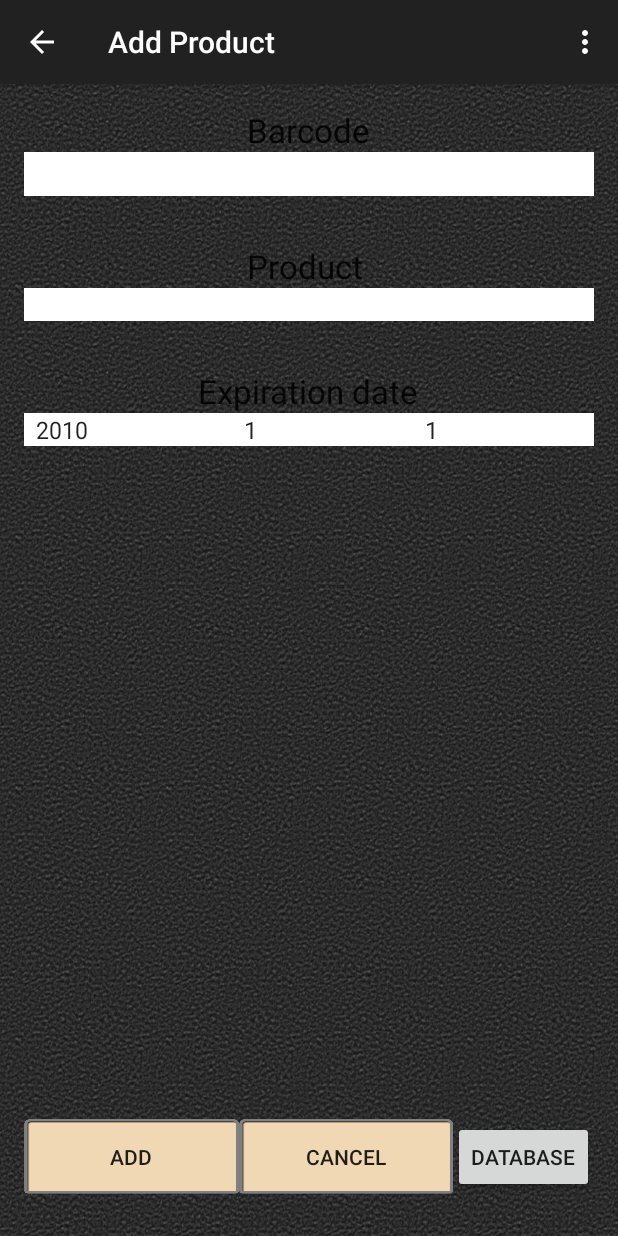
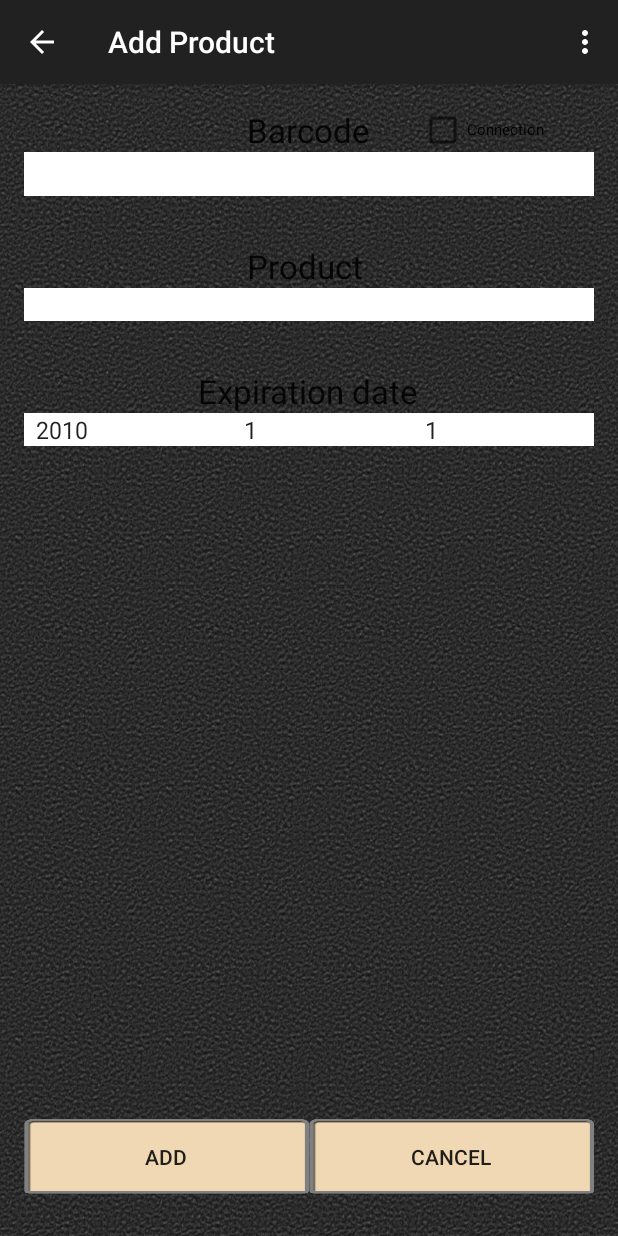
Before and after one commit to Mkallstrom/FoodForME, an Android app: the AddProductActivity screen opened directly, with no data from a screen before it, on a phone screen of 412 x 824 dp. Run offline under Robolectric (Android 15) with nearby library versions, the phone set to English and light mode, and no system bars; 1 statement that could not run was skipped.

Commit message:
Connection indicator on addproduct

```diff
--- a/Application/app/src/main/java/com/example/martin/foodforme/AddProductActivity.java
+++ b/Application/app/src/main/java/com/example/martin/foodforme/AddProductActivity.java
@@ -13,6 +13,7 @@ import android.view.Menu;
 import android.view.MenuItem;
 import android.view.View;
 import android.widget.ArrayAdapter;
+import android.widget.CheckBox;
 import android.widget.EditText;
 import android.widget.Spinner;
 import android.widget.TextView;
@@ -209,6 +210,8 @@ public class AddProductActivity extends ActionBarActivity {
                         // json success tag
                         success = json.getInt(TAG_SUCCESS);
                         if (success == 1) {
+                            CheckBox checkBox = (CheckBox) findViewById(R.id.connectionCheck);
+                            checkBox.setChecked(true);
                             // check your log for json response
                             Log.d("Single Product Details", json.toString());
                             // successfully received product details
--- a/Application/app/src/main/res/layout/activity_add_product.xml
+++ b/Application/app/src/main/res/layout/activity_add_product.xml
@@ -103,7 +103,8 @@
         android:layout_alignParentBottom="true"
         android:layout_alignParentLeft="false"
         android:layout_alignParentStart="false"
-        android:weightSum="1">
+        android:weightSum="1"
+        android:id="@+id/linearLayout2">
 
         <Button
             android:layout_width="158dp"
@@ -135,13 +136,21 @@
             android:layout_toRightOf="@+id/productText"
             android:layout_weight="0.5" />
 
-        <Button
-            android:layout_width="wrap_content"
-            android:layout_height="wrap_content"
-            android:text="Database"
-            android:id="@+id/databaseButton"
-            android:layout_weight="0.50"
-            android:onClick="toDatabase" />
     </LinearLayout>
 
+    <CheckBox
+        android:layout_width="wrap_content"
+        android:layout_height="wrap_content"
+        android:text="Connection"
+        android:id="@+id/connectionCheck"
+        android:textSize="10dp"
+        android:checked="false"
+        android:layout_alignTop="@+id/barcodeText"
+        android:layout_toRightOf="@+id/expirationDateText"
+        android:layout_toEndOf="@+id/expirationDateText"
+        android:background="@drawable/blankb"
+        android:layout_above="@+id/codeView"
+        android:backgroundTint="@color/abc_background_cache_hint_selector_material_light"
+        android:backgroundTintMode="src_in" />
+
 </RelativeLayout>
```
Also changed, not shown: Application/app/src/main/java/com/example/martin/foodforme/MainActivity.java (+0 -18 lines), Application/app/src/main/res/layout/activity_main.xml (+0 -11 lines).
